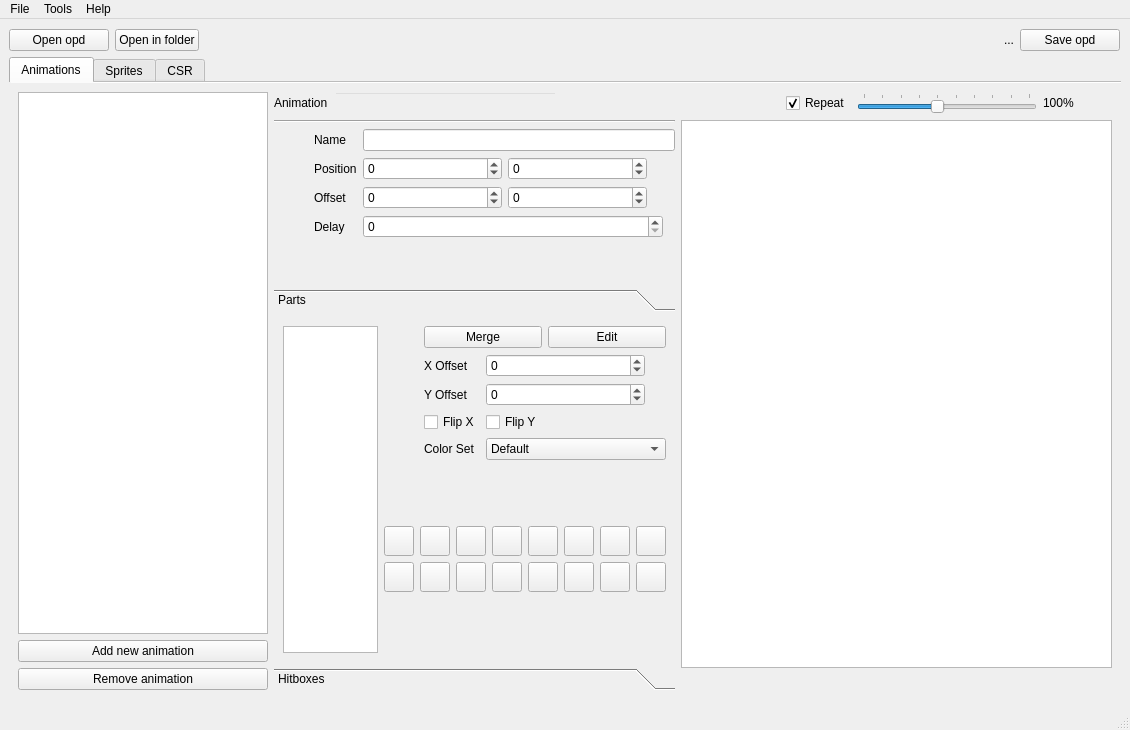
Qt form forms/main_window.ui (android172/CVHD-OPD-editor) before a commit.
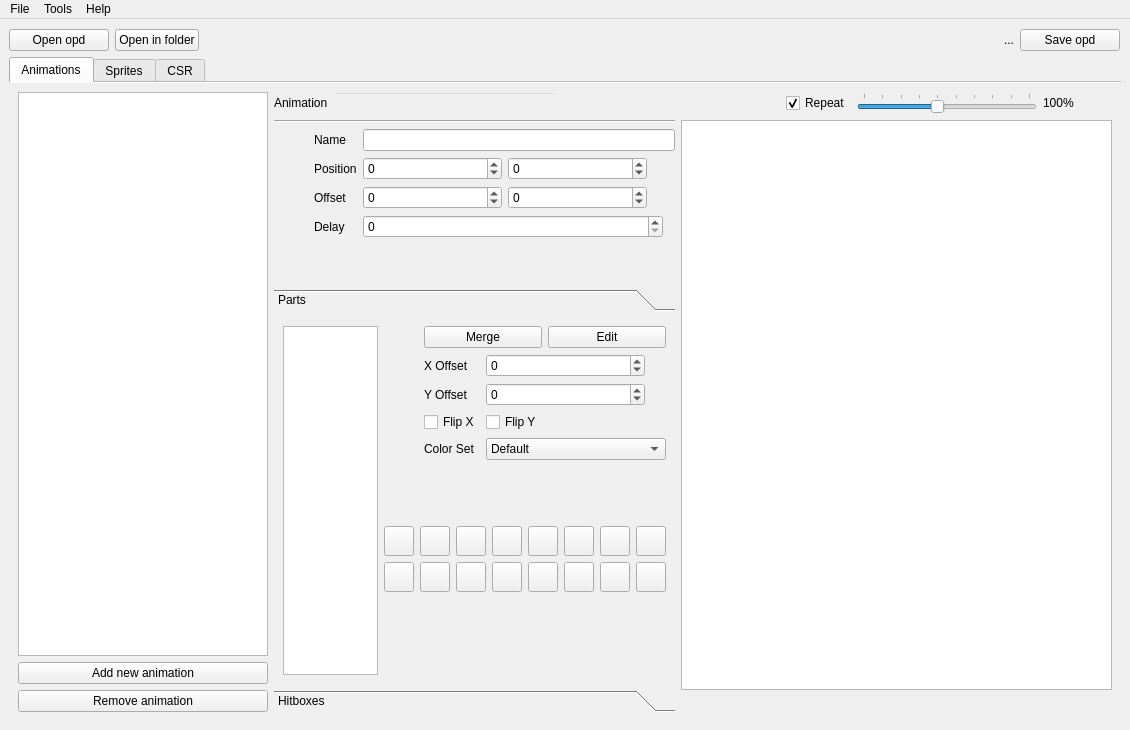
The same form after that commit. The open tabs and pages were chosen to show the change. Icons and pictures are not drawn. Custom widgets are drawn as their Qt base class.

The edit to the form file:
```diff
--- a/forms/main_window.ui
+++ b/forms/main_window.ui
@@ -752,7 +752,7 @@
                      <x>0</x>
                      <y>0</y>
                      <width>405</width>
-                     <height>288</height>
+                     <height>313</height>
                     </rect>
                    </property>
                    <attribute name="label">
@@ -3807,7 +3807,6 @@
    <addaction name="menuTools"/>
    <addaction name="menuHelp"/>
   </widget>
-  <widget class="QStatusBar" name="statusbar"/>
   <action name="action_open_opd">
    <property name="text">
     <string>Open opd</string>
```
Left out of the diff: 4 changed lines with no effect on the pictures.
